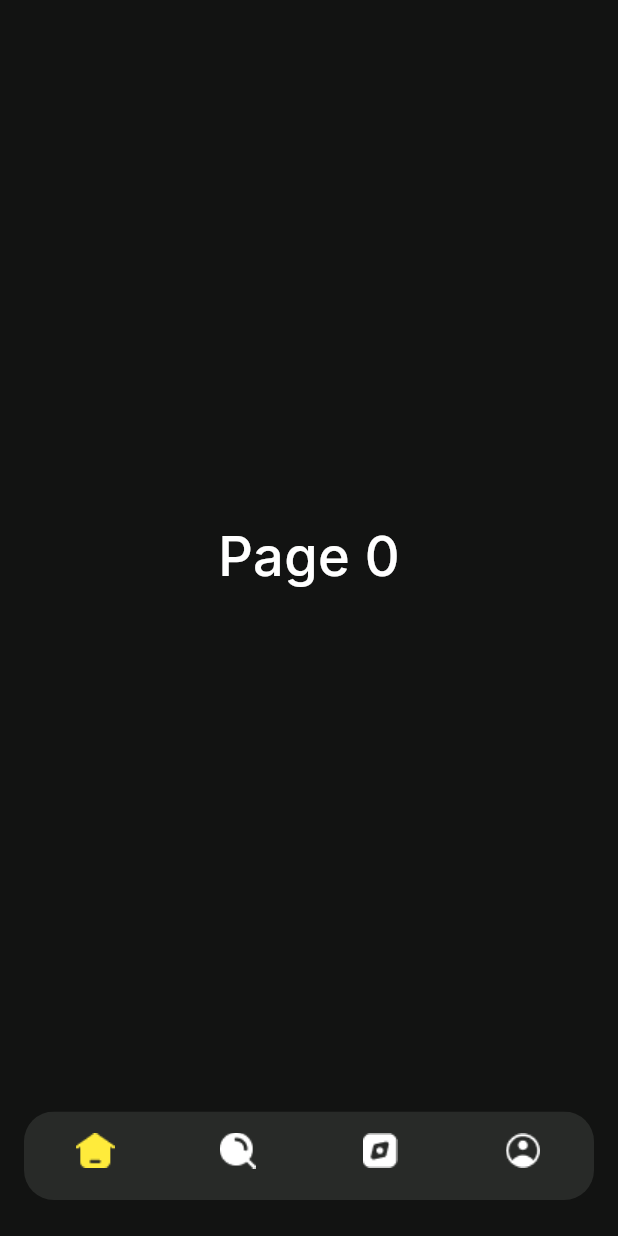
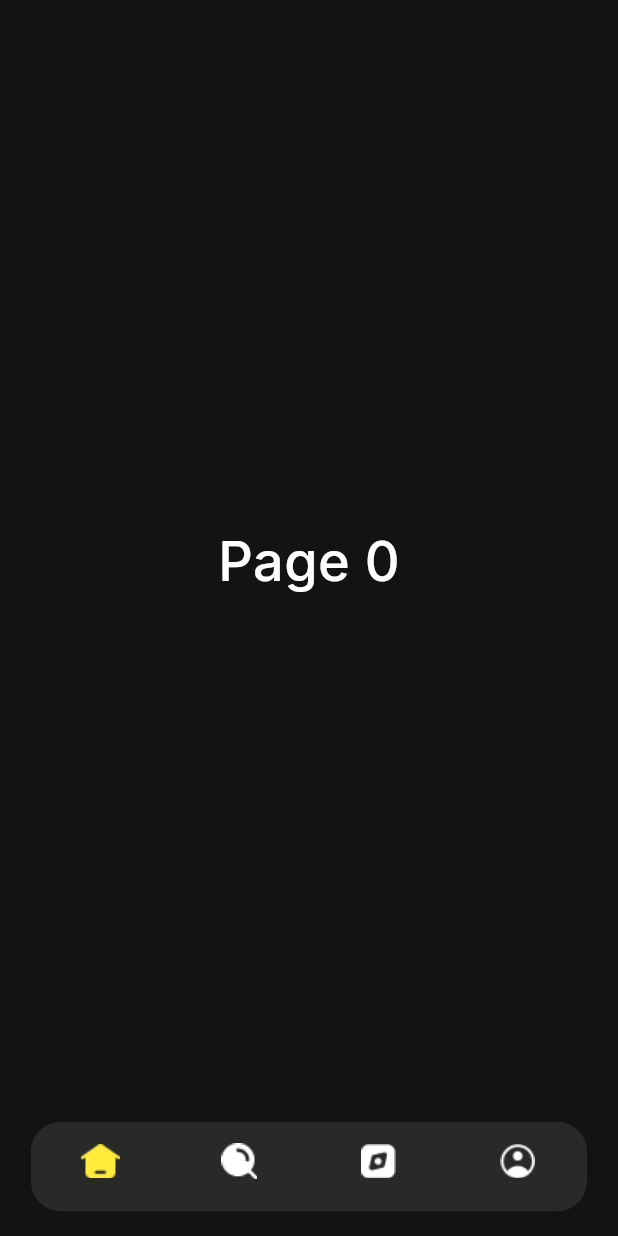
Before and after one commit to Mustafa-Mohamed26/movies, a Flutter app: the screen it shows after launch, on a phone screen of 412 x 824 dp. Run offline on Flutter 3.47's test engine with Material 3 defaults, Android fonts, the phone set to English and light mode, and no system bars; our stand-ins replace flutter_switch, google_fonts.

Commit message:
edit some bugs

```diff
--- a/lib/ui/home/home_screen.dart
+++ b/lib/ui/home/home_screen.dart
@@ -28,6 +28,8 @@ class _HomeScreenState extends State<HomeScreen> {
 
   @override
   Widget build(BuildContext context) {
+    var width = MediaQuery.of(context).size.width;
+    var height = MediaQuery.of(context).size.height;
     return Scaffold(
       body: pages[currentIndex],
       bottomNavigationBar: CustomBottomNavBar(
--- a/lib/utils/app_assets.dart
+++ b/lib/utils/app_assets.dart
@@ -1,6 +1,6 @@
 class AppAssets {
-  static const String homeIcon = "assets/home_icon.png";
-  static const String searchIcon = "assets/search_icon.png";
-  static const String browseIcon = "assets/browse_icon.png";
-  static const String profileIcon = "assets/profile_icon.png";
+  static const String homeIcon = "assets/icons/home_icon.png";
+  static const String searchIcon = "assets/icons/search_icon.png";
+  static const String browseIcon = "assets/icons/browse_icon.png";
+  static const String profileIcon = "assets/icons/profile_icon.png";
 }
--- a/lib/widgets/custom_bottom_nav_bar.dart
+++ b/lib/widgets/custom_bottom_nav_bar.dart
@@ -15,8 +15,10 @@ class CustomBottomNavBar extends StatelessWidget {
 
   @override
   Widget build(BuildContext context) {
+    var width = MediaQuery.of(context).size.width;
+    var height = MediaQuery.of(context).size.height;
     return Padding(
-      padding: const EdgeInsets.only(left: 16, right: 16, bottom: 24),
+      padding:  EdgeInsets.only(left: width * 0.05, right: width * 0.05, bottom: height * 0.02),
       child: ClipRRect(
         borderRadius: BorderRadius.circular(20),
         child: BottomNavigationBar(
@@ -33,7 +35,7 @@ class CustomBottomNavBar extends StatelessWidget {
             BottomNavigationBarItem(
               icon: Image.asset(
                 AppAssets.homeIcon,
-                height: 24,
+                height: height * 0.03,
                 color: currentIndex == 0 ? Colors.yellow : Colors.white,
               ),
               label: "",
@@ -41,7 +43,7 @@ class CustomBottomNavBar extends StatelessWidget {
             BottomNavigationBarItem(
               icon: Image.asset(
                 AppAssets.searchIcon,
-                height: 24,
+                height: height * 0.03,
                 color: currentIndex == 1 ? Colors.yellow : Colors.white,
               ),
               label: "",
@@ -49,7 +51,7 @@ class CustomBottomNavBar extends StatelessWidget {
             BottomNavigationBarItem(
               icon: Image.asset(
                 AppAssets.browseIcon,
-                height: 24,
+                height: height * 0.03,
                 color: currentIndex == 2 ? Colors.yellow : Colors.white,
               ),
               label: "",
@@ -57,7 +59,7 @@ class CustomBottomNavBar extends StatelessWidget {
             BottomNavigationBarItem(
               icon: Image.asset(
                 AppAssets.profileIcon,
-                height: 24,
+                height: height * 0.03,
                 color: currentIndex == 3 ? Colors.yellow : Colors.white,
               ),
               label: "",
--- a/pubspec.yaml
+++ b/pubspec.yaml
@@ -63,7 +63,8 @@ flutter:
 
   # To add assets to your application, add an assets section, like this:
   assets:
-    - assets/
+    - assets/images/
+    - assets/icons/
   #   - images/a_dot_ham.jpeg
 
   # An image asset can refer to one or more resolution-specific "variants", see
```
Also changed, not shown: assets/icons/2.0x/browse_icon@2x.png (renamed from assets/2.0x/browse_icon@2x.png), assets/icons/2.0x/home_icon@2x.png (renamed from assets/2.0x/home_icon@2x.png), assets/icons/2.0x/profile_icon@2x.png (renamed from assets/2.0x/profile_icon@2x.png), assets/icons/2.0x/search_icon@2x.png (renamed from assets/2.0x/search_icon@2x.png), assets/icons/3.0x/browse_icon@3x.png (renamed from assets/3.0x/browse_icon@3x.png), assets/icons/3.0x/home_icon@3x.png (renamed from assets/3.0x/home_icon@3x.png), assets/icons/3.0x/profile_icon@3x.png (renamed from assets/3.0x/profile_icon@3x.png), assets/icons/3.0x/search_icon@3x.png (renamed from assets/3.0x/search_icon@3x.png), assets/icons/browse_icon.png (renamed from assets/browse_icon.png), assets/icons/home_icon.png (renamed from assets/home_icon.png), assets/icons/profile_icon.png (renamed from assets/profile_icon.png), assets/icons/search_icon.png (renamed from assets/search_icon.png).
